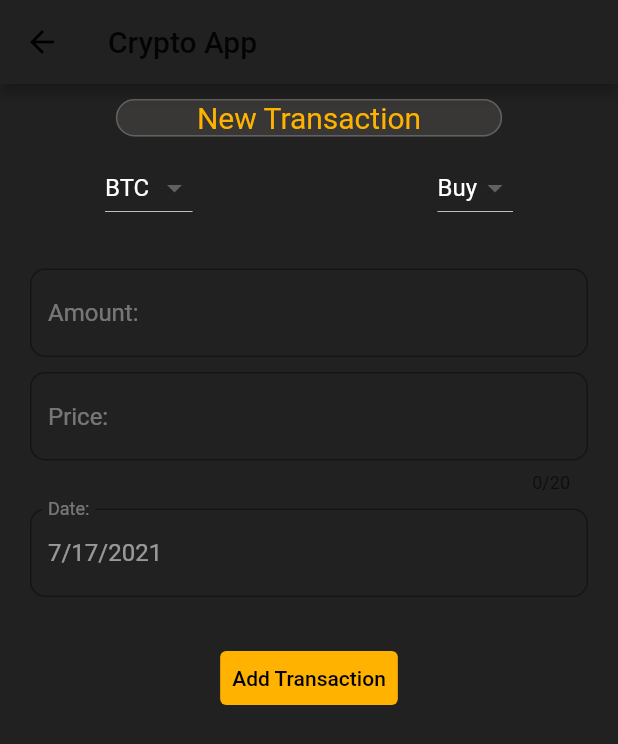
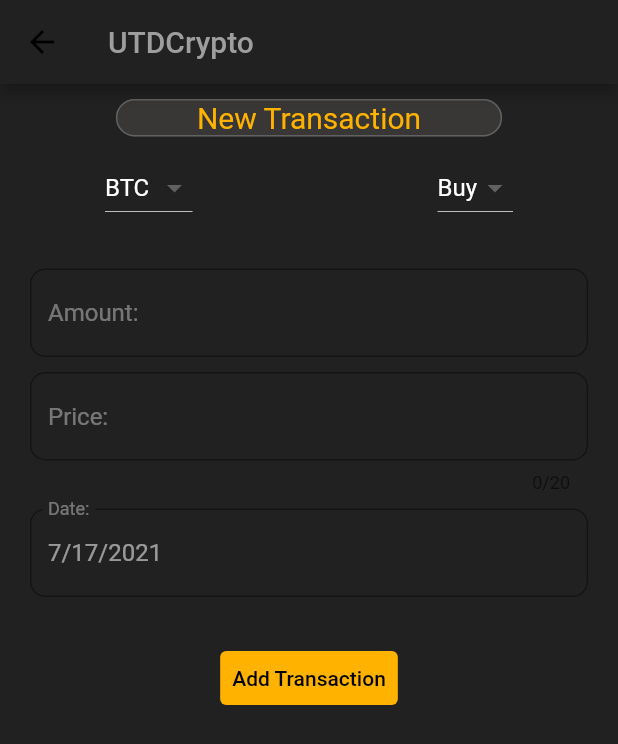
Before and after one commit to tobiasb201/Crypto-App-Projektarbeit, a Flutter app: the screen it shows after launch, item 3 of the bottom bar chosen, after a tap on "Add Transaction", on a phone screen of 412 x 824 dp. Shown: the top 744 px of the screen. Run offline on Flutter 3.47's test engine with Material 2 defaults, Android fonts, the phone set to English and light mode, and no system bars; our stand-ins replace curved_navigation_bar, firebase_core, firebase_messaging, flutter_local_notifications, hive, hive_flutter; accounts and stored records are empty; generated files the repository leaves out were written again; network calls fail.

Commit message:
-Added full Name for every Asset on AssetPage -Changed Headline Color in Toolbar -Changed Dropdown Buttons in NotificationPage

```diff
--- a/lib/constants/constant.dart
+++ b/lib/constants/constant.dart
@@ -2,4 +2,6 @@
 class Constant{
   static final List currencies =["BTC","BAT","ETH","LTC","ADA","LINK","XLM","EOS","XTZ"];
   static String currentCurrency; //Value can change
+  static var assetNameMap = {'BTC':'Bitcoin','BAT':'Basic Attention Token','ETH':'Ethereum','LTC':'Litecoin','ADA':'Cardano',
+    'LINK':'Chainlink','XLM':'Stellar','EOS':'Electro-Optical System','XTZ':'Tezos'};
 }
--- a/lib/pages/addtransactionpage.dart
+++ b/lib/pages/addtransactionpage.dart
@@ -44,7 +44,7 @@ class _AddTransactionPageState extends State<AddTransactionPage> {
   Widget build(BuildContext context) {
     return Scaffold(
       appBar: AppBar(
-        title: Text("Crypto App"),
+        title: Text("UTDCrypto",style: TextStyle(color: Colors.grey[500])),
         backgroundColor: Colors.grey[900],
       ),
       body: SafeArea(
--- a/lib/pages/assetpage.dart
+++ b/lib/pages/assetpage.dart
@@ -38,7 +38,8 @@ class _AssetPageState extends State<AssetPage> {
   Widget build(BuildContext context) {
     return Scaffold(
       appBar: AppBar(
-        title: Text("Crypto App"),
+        title: Text("UTDCrypto",style: TextStyle(color: Colors.grey[500])),
+        backgroundColor: Colors.grey[900],
       ),
       body: SafeArea(
           child: Column(
@@ -48,7 +49,9 @@ class _AssetPageState extends State<AssetPage> {
                   alignment: Alignment.topCenter,
                   child: Padding(
                     padding: EdgeInsets.only(bottom: 5,left: 0,right: 0,top: 20),
-                    child: Row(
+                    child: Column(
+                      children: [
+                        Row(
                           children: <Widget>[
                             Spacer(),
                             Image.asset('assets/$icon.png'),
@@ -56,6 +59,9 @@ class _AssetPageState extends State<AssetPage> {
                               textAlign: TextAlign.center,
                               style: TextStyle(height: 1, fontSize: 50,color: Colors.white),),
                             Spacer(),
+                          ],
+                        ),
+                        Text("("+Constant.assetNameMap[widget.asset.data.base]+")",style: TextStyle(color: Colors.white)),
                       ],
                     ),
                   )
--- a/lib/pages/homepage.dart
+++ b/lib/pages/homepage.dart
@@ -57,10 +57,6 @@ class _HomePageState extends State<HomePage> {
     });
   }
 
-  void getToken() async{
-    print(await messaging.getToken());
-  }
-
   void showNotification(RemoteMessage message) async{
     RemoteNotification payload= message.notification;
     var androidDetails =
@@ -90,7 +86,6 @@ class _HomePageState extends State<HomePage> {
 
     notificationPermission();
     initMessaging();
-    getToken();
   }
 
   Future loadList(bool refresh) async {
@@ -130,7 +125,7 @@ class _HomePageState extends State<HomePage> {
   Widget build(BuildContext context) {
     return Scaffold(
       appBar: AppBar(
-        title: Center(child: Text("UTDCrypto")),
+        title: Center(child: Text("UTDCrypto",style: TextStyle(color: Colors.grey[500]))),
         elevation: 1.0,
         backgroundColor: Colors.grey[900],
       ),
--- a/lib/pages/transactionpage.dart
+++ b/lib/pages/transactionpage.dart
@@ -21,7 +21,7 @@ class _TransactionPageState extends State<TransactionPage> {
   Widget build(BuildContext context) {
     return Scaffold(
       appBar: AppBar(
-        title: Center(child: Text("UTDCrypto")),
+        title: Center(child: Text("UTDCrypto",style: TextStyle(color: Colors.grey[500]))),
         elevation: 1.0,
         backgroundColor: Colors.grey[900],
       ),
```
Also changed, not shown: lib/pages/notificationpage.dart (+5 -2 lines). Lines whose indentation alone changed are shown as unchanged.
